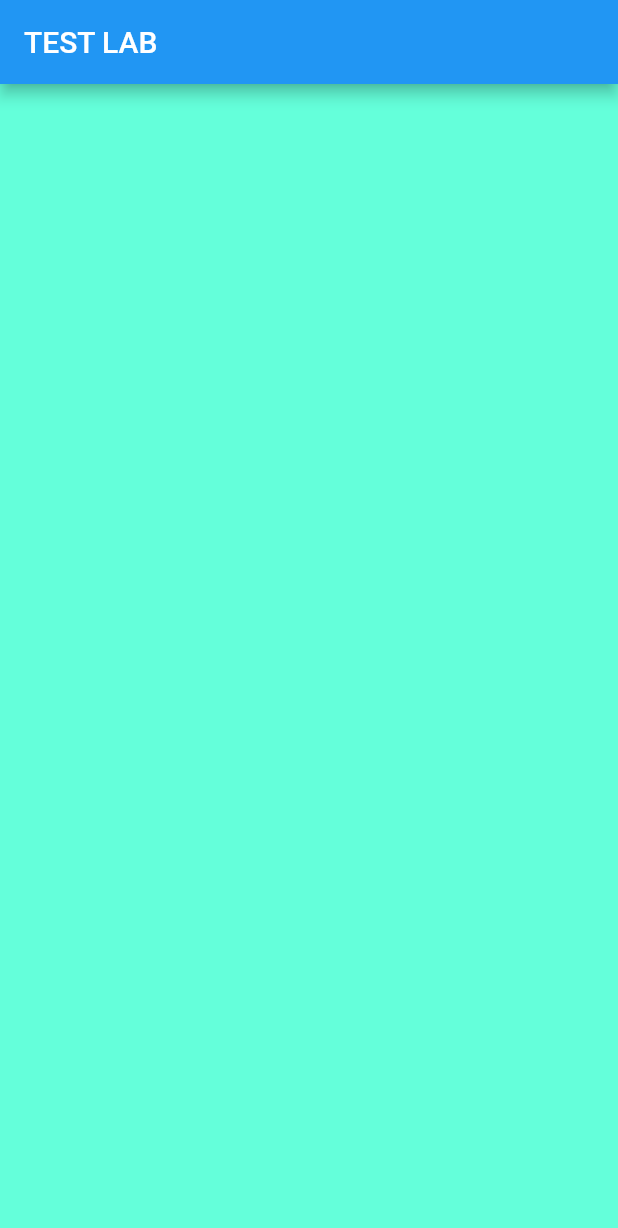
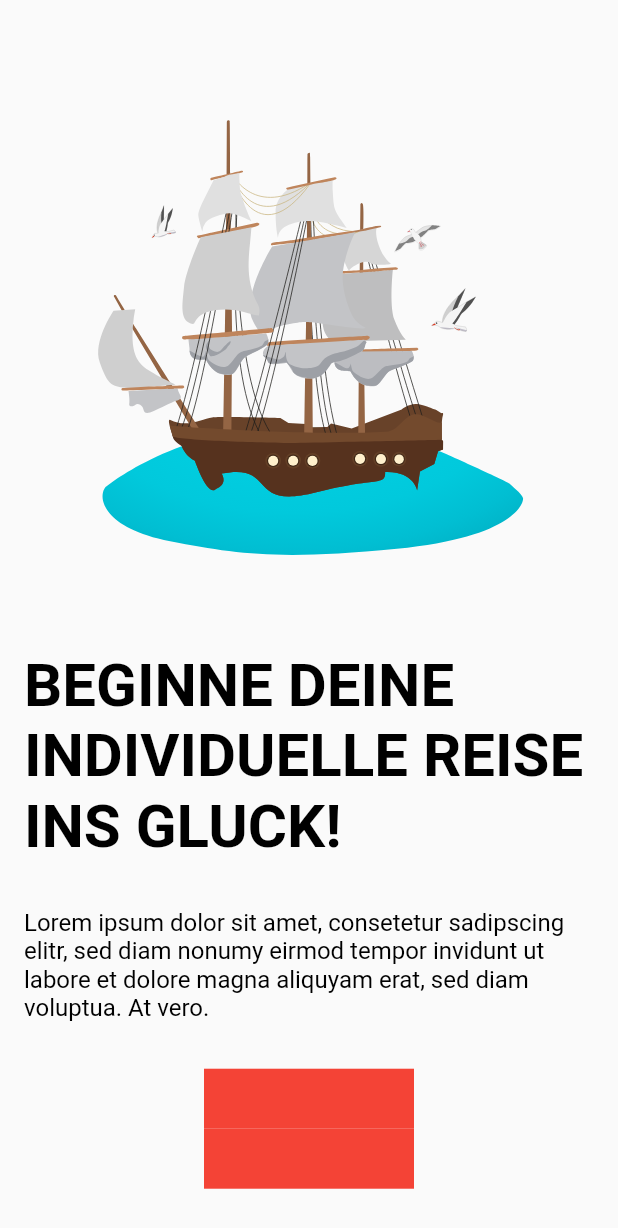
Before and after one commit to mohamadbastin/flutter-test-lab, a Flutter app: the screen it shows after launch, on a phone screen of 412 x 824 dp. Shown: the top 1228 px of the screen. Run offline on Flutter 3.47's test engine with Material 2 defaults, Android fonts, the phone set to English and light mode, and no system bars; our stand-ins replace flutter_svg.

Commit message:
start screen

```diff
--- a/lib/main.dart
+++ b/lib/main.dart
@@ -1,4 +1,5 @@
 import 'package:flutter/material.dart';
+import 'screens/start_screen.dart';
 
 void main() {
   runApp(const MyApp());
@@ -13,15 +14,6 @@ class MyApp extends StatelessWidget {
     return MaterialApp(
       title: 'TEST LAB',
       theme: ThemeData(
-        // This is the theme of your application.
-        //
-        // Try running your application with "flutter run". You'll see the
-        // application has a blue toolbar. Then, without quitting the app, try
-        // changing the primarySwatch below to Colors.green and then invoke
-        // "hot reload" (press "r" in the console where you ran "flutter run",
-        // or simply save your changes to "hot reload" in a Flutter IDE).
-        // Notice that the counter didn't reset back to zero; the application
-        // is not restarted.
         primarySwatch: Colors.blue,
       ),
       home: const MyHomePage(title: 'TEST LAB'),
@@ -41,16 +33,17 @@ class MyHomePage extends StatefulWidget {
 class _MyHomePageState extends State<MyHomePage> {
   @override
   Widget build(BuildContext context) {
-    return Scaffold(
-      backgroundColor: Colors.tealAccent[200],
-      appBar: AppBar(
-        title: Text(widget.title),
-      ),
-      body: Center(
-          child: Column(
-        mainAxisAlignment: MainAxisAlignment.center,
-        children: [],
-      )),
-    );
+    // return Scaffold(
+    //   backgroundColor: Colors.tealAccent[200],
+    //   appBar: AppBar(
+    //     title: Text(widget.title),
+    //   ),
+    //   body: Center(
+    //       child: Column(
+    //     mainAxisAlignment: MainAxisAlignment.center,
+    //     children: [],
+    //   )),
+    // );
+    return StartScreen();
   }
 }
--- /dev/null
+++ b/lib/screens/start_screen.dart
@@ -0,0 +1,98 @@
+import 'package:flutter/cupertino.dart';
+import 'package:flutter/material.dart';
+import 'package:test_lab/widgets/start_screen/ship.dart';
+
+class StartScreen extends StatefulWidget {
+  const StartScreen({Key? key}) : super(key: key);
+
+  @override
+  _StartScreenState createState() => _StartScreenState();
+}
+
+class _StartScreenState extends State<StartScreen> {
+  @override
+  Widget build(BuildContext context) {
+    return Scaffold(
+      body: Container(
+        // color: Colors.red,
+        // decoration: BoxDecoration(
+        //     color: Colors.lightBlue[300],
+        //     image: const DecorationImage(
+        //         // TODO implement background. (missing)
+        //         image: AssetImage("assets/"),
+        //         fit: BoxFit.fill)),
+        child: Padding(
+          padding: const EdgeInsets.all(16.0),
+          child: Column(
+            mainAxisAlignment: MainAxisAlignment.spaceAround,
+            crossAxisAlignment: CrossAxisAlignment.center,
+            children: [
+              SizedBox(
+                  height: MediaQuery.of(context).size.height * 0.45,
+                  child:
+                      const ShipPicture()), //TODO svg has some kind of whitespace around it?
+              const _TitleText(),
+              const _BottomText(),
+              Column(
+                mainAxisAlignment: MainAxisAlignment.start,
+                crossAxisAlignment: CrossAxisAlignment.center,
+                children: [
+                  Container(
+                    width: 140,
+                    height: 40,
+                    color: Colors.red,
+                    child: const Text(" "),
+                  ), //TODO implement two butons
+
+                  Container(
+                    width: 140,
+                    height: 40,
+                    color: Colors.red,
+                    child: const Text(" "),
+                  )
+                ],
+              )
+            ],
+          ),
+        ),
+      ),
+    );
+  }
+}
+
+class _TitleText extends StatelessWidget {
+  const _TitleText({Key? key}) : super(key: key);
+
+  @override
+  Widget build(BuildContext context) {
+    return const Flexible(
+      child: Text(
+        "BEGINNE DEINE INDIVIDUELLE REISE INS GLUCK!", //TODO set font
+        style: TextStyle(
+            fontSize: 40, fontWeight: FontWeight.bold, color: Colors.black),
+      ),
+    );
+  }
+}
+
+class _BottomText extends StatefulWidget {
+  const _BottomText({Key? key}) : super(key: key);
+
+  @override
+  __BottomTextState createState() => __BottomTextState();
+}
+
+class __BottomTextState extends State<_BottomText> {
+  @override
+  Widget build(BuildContext context) {
+    return const Flexible(
+      child: Text(
+        "Lorem ipsum dolor sit amet, consetetur sadipscing elitr, sed diam nonumy eirmod tempor invidunt ut labore et dolore magna aliquyam erat, sed diam voluptua. At vero.",
+        style: TextStyle(
+            fontSize: 16,
+            fontWeight: FontWeight.normal,
+            color: Colors.black), // TODO set font
+      ),
+    );
+  }
+}
--- /dev/null
+++ b/lib/widgets/start_screen/ship.dart
@@ -0,0 +1,11 @@
+import 'package:flutter/material.dart';
+import 'package:flutter_svg/flutter_svg.dart';
+
+class ShipPicture extends StatelessWidget {
+  const ShipPicture({Key? key}) : super(key: key);
+
+  @override
+  Widget build(BuildContext context) {
+    return SvgPicture.asset('assets/ship.svg');
+  }
+}
--- a/pubspec.yaml
+++ b/pubspec.yaml
@@ -61,6 +61,7 @@ flutter:
   # To add assets to your application, add an assets section, like this:
   assets:
     - assets/icons/
+    - assets/
   #   - images/a_dot_ham.jpeg
 
   # An image asset can refer to one or more resolution-specific "variants", see
```
Also changed, not shown: assets/ship.svg (added), pubspec.lock.
